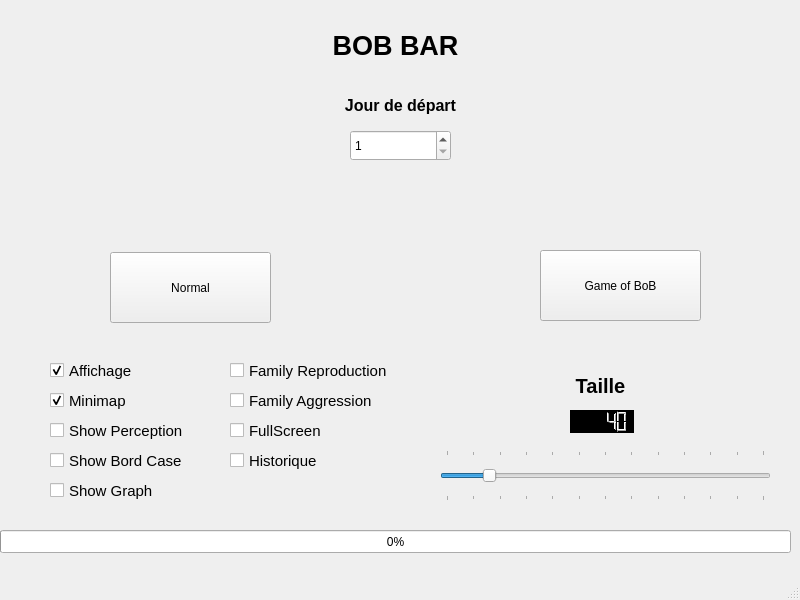
The window that view/Choice.ui (yetanotherf0rked/3a_bobbar) describes before a commit, drawn with Qt 5.
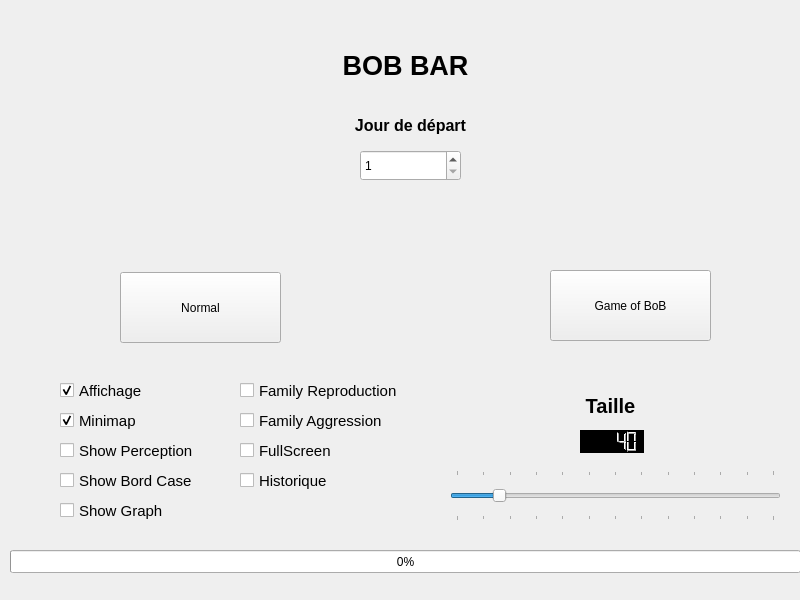
The same window after the commit.

Commit message: Add Settings button.

```diff
--- a/view/Choice.ui
+++ b/view/Choice.ui
@@ -1,7 +1,7 @@
 <?xml version="1.0" encoding="UTF-8"?>
 <ui version="4.0">
- <class>MainWindow</class>
- <widget class="QMainWindow" name="MainWindow">
+ <class>Form</class>
+ <widget class="QWidget" name="Form">
   <property name="geometry">
    <rect>
     <x>0</x>
@@ -13,77 +13,11 @@
   <property name="windowTitle">
    <string>MainWindow</string>
   </property>
-  <widget class="QWidget" name="centralwidget">
-   <widget class="QPushButton" name="pushButton">
-    <property name="geometry">
-     <rect>
-      <x>110</x>
-      <y>252</y>
-      <width>161</width>
-      <height>71</height>
-     </rect>
-    </property>
-    <property name="text">
-     <string>Normal</string>
-    </property>
-   </widget>
-   <widget class="QPushButton" name="pushButton_2">
-    <property name="geometry">
-     <rect>
-      <x>540</x>
-      <y>250</y>
-      <width>161</width>
-      <height>71</height>
-     </rect>
-    </property>
-    <property name="text">
-     <string>Game of BoB</string>
-    </property>
-   </widget>
-   <widget class="QLabel" name="label">
-    <property name="geometry">
-     <rect>
-      <x>300</x>
-      <y>20</y>
-      <width>191</width>
-      <height>51</height>
-     </rect>
-    </property>
-    <property name="font">
-     <font>
-      <pointsize>20</pointsize>
-      <weight>75</weight>
-      <bold>true</bold>
-     </font>
-    </property>
-    <property name="text">
-     <string>BOB BAR</string>
-    </property>
-    <property name="alignment">
-     <set>Qt::AlignCenter</set>
-    </property>
-   </widget>
-   <widget class="QSpinBox" name="Day_Box">
-    <property name="geometry">
-     <rect>
-      <x>350</x>
-      <y>130</y>
-      <width>101</width>
-      <height>31</height>
-     </rect>
-    </property>
-    <property name="minimum">
-     <number>1</number>
-    </property>
-    <property name="maximum">
-     <number>100000</number>
-    </property>
-   </widget>
    <widget class="QLabel" name="label_2">
     <property name="geometry">
      <rect>
-      <x>320</x>
-      <y>80</y>
+     <x>330</x>
+     <y>100</y>
       <width>161</width>
       <height>51</height>
      </rect>
@@ -102,150 +36,11 @@
      <set>Qt::AlignCenter</set>
     </property>
    </widget>
-   <widget class="QProgressBar" name="progressBar">
-    <property name="geometry">
-     <rect>
-      <x>0</x>
-      <y>530</y>
-      <width>791</width>
-      <height>23</height>
-     </rect>
-    </property>
-    <property name="value">
-     <number>0</number>
-    </property>
-   </widget>
-   <widget class="QCheckBox" name="show_Minimap">
-    <property name="geometry">
-     <rect>
-      <x>50</x>
-      <y>390</y>
-      <width>85</width>
-      <height>21</height>
-     </rect>
-    </property>
-    <property name="font">
-     <font>
-      <pointsize>11</pointsize>
-     </font>
-    </property>
-    <property name="text">
-     <string>Minimap</string>
-    </property>
-    <property name="checked">
-     <bool>true</bool>
-    </property>
-   </widget>
-   <widget class="QCheckBox" name="affichage">
-    <property name="geometry">
-     <rect>
-      <x>50</x>
-      <y>360</y>
-      <width>101</width>
-      <height>21</height>
-     </rect>
-    </property>
-    <property name="font">
-     <font>
-      <pointsize>11</pointsize>
-     </font>
-    </property>
-    <property name="text">
-     <string>Affichage</string>
-    </property>
-    <property name="checked">
-     <bool>true</bool>
-    </property>
-   </widget>
-   <widget class="QCheckBox" name="show_Perception">
-    <property name="geometry">
-     <rect>
-      <x>50</x>
-      <y>420</y>
-      <width>151</width>
-      <height>21</height>
-     </rect>
-    </property>
-    <property name="font">
-     <font>
-      <pointsize>11</pointsize>
-     </font>
-    </property>
-    <property name="text">
-     <string>Show Perception</string>
-    </property>
-    <property name="checked">
-     <bool>false</bool>
-    </property>
-   </widget>
-   <widget class="QCheckBox" name="show_Bord_Case">
-    <property name="geometry">
-     <rect>
-      <x>50</x>
-      <y>450</y>
-      <width>151</width>
-      <height>21</height>
-     </rect>
-    </property>
-    <property name="font">
-     <font>
-      <pointsize>11</pointsize>
-     </font>
-    </property>
-    <property name="text">
-     <string>Show Bord Case</string>
-    </property>
-    <property name="checked">
-     <bool>false</bool>
-    </property>
-   </widget>
-   <widget class="QCheckBox" name="family_Reproduction">
-    <property name="geometry">
-     <rect>
-      <x>230</x>
-      <y>360</y>
-      <width>181</width>
-      <height>21</height>
-     </rect>
-    </property>
-    <property name="font">
-     <font>
-      <pointsize>11</pointsize>
-     </font>
-    </property>
-    <property name="text">
-     <string>Family Reproduction</string>
-    </property>
-    <property name="checked">
-     <bool>false</bool>
-    </property>
-   </widget>
-   <widget class="QCheckBox" name="family_Agression">
-    <property name="geometry">
-     <rect>
-      <x>230</x>
-      <y>390</y>
-      <width>161</width>
-      <height>21</height>
-     </rect>
-    </property>
-    <property name="font">
-     <font>
-      <pointsize>11</pointsize>
-     </font>
-    </property>
-    <property name="text">
-     <string>Family Aggression</string>
-    </property>
-    <property name="checked">
-     <bool>false</bool>
-    </property>
-   </widget>
    <widget class="QCheckBox" name="fullscreen">
     <property name="geometry">
      <rect>
-      <x>230</x>
-      <y>420</y>
+     <x>240</x>
+     <y>440</y>
       <width>161</width>
       <height>21</height>
      </rect>
@@ -265,8 +60,8 @@
    <widget class="QCheckBox" name="historique">
     <property name="geometry">
      <rect>
-      <x>230</x>
-      <y>450</y>
+     <x>240</x>
+     <y>470</y>
       <width>161</width>
       <height>21</height>
      </rect>
@@ -283,51 +78,11 @@
      <bool>false</bool>
     </property>
    </widget>
-   <widget class="QSlider" name="horizontalSlider">
-    <property name="geometry">
-     <rect>
-      <x>440</x>
-      <y>450</y>
-      <width>331</width>
-      <height>51</height>
-     </rect>
-    </property>
-    <property name="focusPolicy">
-     <enum>Qt::StrongFocus</enum>
-    </property>
-    <property name="contextMenuPolicy">
-     <enum>Qt::DefaultContextMenu</enum>
-    </property>
-    <property name="maximum">
-     <number>300</number>
-    </property>
-    <property name="pageStep">
-     <number>1</number>
-    </property>
-    <property name="value">
-     <number>40</number>
-    </property>
-    <property name="orientation">
-     <enum>Qt::Horizontal</enum>
-    </property>
-    <property name="invertedAppearance">
-     <bool>false</bool>
-    </property>
-    <property name="invertedControls">
-     <bool>false</bool>
-    </property>
-    <property name="tickPosition">
-     <enum>QSlider::TicksBothSides</enum>
-    </property>
-    <property name="tickInterval">
-     <number>25</number>
-    </property>
-   </widget>
    <widget class="QLCDNumber" name="taille">
     <property name="geometry">
      <rect>
-      <x>570</x>
-      <y>410</y>
+     <x>580</x>
+     <y>430</y>
       <width>64</width>
       <height>23</height>
      </rect>
@@ -361,11 +116,276 @@
      <double>40.000000000000000</double>
     </property>
    </widget>
+  <widget class="QSlider" name="horizontalSlider">
+   <property name="geometry">
+    <rect>
+     <x>450</x>
+     <y>470</y>
+     <width>331</width>
+     <height>51</height>
+    </rect>
+   </property>
+   <property name="focusPolicy">
+    <enum>Qt::StrongFocus</enum>
+   </property>
+   <property name="contextMenuPolicy">
+    <enum>Qt::DefaultContextMenu</enum>
+   </property>
+   <property name="maximum">
+    <number>300</number>
+   </property>
+   <property name="pageStep">
+    <number>1</number>
+   </property>
+   <property name="value">
+    <number>40</number>
+   </property>
+   <property name="orientation">
+    <enum>Qt::Horizontal</enum>
+   </property>
+   <property name="invertedAppearance">
+    <bool>false</bool>
+   </property>
+   <property name="invertedControls">
+    <bool>false</bool>
+   </property>
+   <property name="tickPosition">
+    <enum>QSlider::TicksBothSides</enum>
+   </property>
+   <property name="tickInterval">
+    <number>25</number>
+   </property>
+  </widget>
+  <widget class="QProgressBar" name="progressBar">
+   <property name="geometry">
+    <rect>
+     <x>10</x>
+     <y>550</y>
+     <width>791</width>
+     <height>23</height>
+    </rect>
+   </property>
+   <property name="value">
+    <number>0</number>
+   </property>
+  </widget>
+  <widget class="QCheckBox" name="show_grpah">
+   <property name="geometry">
+    <rect>
+     <x>60</x>
+     <y>500</y>
+     <width>151</width>
+     <height>21</height>
+    </rect>
+   </property>
+   <property name="font">
+    <font>
+     <pointsize>11</pointsize>
+    </font>
+   </property>
+   <property name="text">
+    <string>Show Graph</string>
+   </property>
+   <property name="checked">
+    <bool>false</bool>
+   </property>
+  </widget>
+  <widget class="QPushButton" name="pushButton">
+   <property name="geometry">
+    <rect>
+     <x>120</x>
+     <y>272</y>
+     <width>161</width>
+     <height>71</height>
+    </rect>
+   </property>
+   <property name="text">
+    <string>Normal</string>
+   </property>
+  </widget>
+  <widget class="QCheckBox" name="affichage">
+   <property name="geometry">
+    <rect>
+     <x>60</x>
+     <y>380</y>
+     <width>101</width>
+     <height>21</height>
+    </rect>
+   </property>
+   <property name="font">
+    <font>
+     <pointsize>11</pointsize>
+    </font>
+   </property>
+   <property name="text">
+    <string>Affichage</string>
+   </property>
+   <property name="checked">
+    <bool>true</bool>
+   </property>
+  </widget>
+  <widget class="QPushButton" name="pushButton_2">
+   <property name="geometry">
+    <rect>
+     <x>550</x>
+     <y>270</y>
+     <width>161</width>
+     <height>71</height>
+    </rect>
+   </property>
+   <property name="text">
+    <string>Game of BoB</string>
+   </property>
+  </widget>
+  <widget class="QLabel" name="label">
+   <property name="geometry">
+    <rect>
+     <x>310</x>
+     <y>40</y>
+     <width>191</width>
+     <height>51</height>
+    </rect>
+   </property>
+   <property name="font">
+    <font>
+     <pointsize>20</pointsize>
+     <weight>75</weight>
+     <bold>true</bold>
+    </font>
+   </property>
+   <property name="text">
+    <string>BOB BAR</string>
+   </property>
+   <property name="alignment">
+    <set>Qt::AlignCenter</set>
+   </property>
+  </widget>
+  <widget class="QCheckBox" name="family_Agression">
+   <property name="geometry">
+    <rect>
+     <x>240</x>
+     <y>410</y>
+     <width>161</width>
+     <height>21</height>
+    </rect>
+   </property>
+   <property name="font">
+    <font>
+     <pointsize>11</pointsize>
+    </font>
+   </property>
+   <property name="text">
+    <string>Family Aggression</string>
+   </property>
+   <property name="checked">
+    <bool>false</bool>
+   </property>
+  </widget>
+  <widget class="QSpinBox" name="Day_Box">
+   <property name="geometry">
+    <rect>
+     <x>360</x>
+     <y>150</y>
+     <width>101</width>
+     <height>31</height>
+    </rect>
+   </property>
+   <property name="minimum">
+    <number>1</number>
+   </property>
+   <property name="maximum">
+    <number>100000</number>
+   </property>
+  </widget>
+  <widget class="QCheckBox" name="show_Perception">
+   <property name="geometry">
+    <rect>
+     <x>60</x>
+     <y>440</y>
+     <width>151</width>
+     <height>21</height>
+    </rect>
+   </property>
+   <property name="font">
+    <font>
+     <pointsize>11</pointsize>
+    </font>
+   </property>
+   <property name="text">
+    <string>Show Perception</string>
+   </property>
+   <property name="checked">
+    <bool>false</bool>
+   </property>
+  </widget>
+  <widget class="QCheckBox" name="show_Minimap">
+   <property name="geometry">
+    <rect>
+     <x>60</x>
+     <y>410</y>
+     <width>85</width>
+     <height>21</height>
+    </rect>
+   </property>
+   <property name="font">
+    <font>
+     <pointsize>11</pointsize>
+    </font>
+   </property>
+   <property name="text">
+    <string>Minimap</string>
+   </property>
+   <property name="checked">
+    <bool>true</bool>
+   </property>
+  </widget>
+  <widget class="QCheckBox" name="show_Bord_Case">
+   <property name="geometry">
+    <rect>
+     <x>60</x>
+     <y>470</y>
+     <width>151</width>
+     <height>21</height>
+    </rect>
+   </property>
+   <property name="font">
+    <font>
+     <pointsize>11</pointsize>
+    </font>
+   </property>
+   <property name="text">
+    <string>Show Bord Case</string>
+   </property>
+   <property name="checked">
+    <bool>false</bool>
+   </property>
+  </widget>
+  <widget class="QCheckBox" name="family_Reproduction">
+   <property name="geometry">
+    <rect>
+     <x>240</x>
+     <y>380</y>
+     <width>181</width>
+     <height>21</height>
+    </rect>
+   </property>
+   <property name="font">
+    <font>
+     <pointsize>11</pointsize>
+    </font>
+   </property>
+   <property name="text">
+    <string>Family Reproduction</string>
+   </property>
+   <property name="checked">
+    <bool>false</bool>
+   </property>
+  </widget>
    <widget class="QLabel" name="label_3">
     <property name="geometry">
      <rect>
-      <x>480</x>
-      <y>360</y>
+     <x>490</x>
+     <y>380</y>
       <width>241</width>
       <height>51</height>
      </rect>
@@ -384,39 +404,6 @@
      <set>Qt::AlignCenter</set>
     </property>
    </widget>
-   <widget class="QCheckBox" name="show_grpah">
-    <property name="geometry">
-     <rect>
-      <x>50</x>
-      <y>480</y>
-      <width>151</width>
-      <height>21</height>
-     </rect>
-    </property>
-    <property name="font">
-     <font>
-      <pointsize>11</pointsize>
-     </font>
-    </property>
-    <property name="text">
-     <string>Show Graph</string>
-    </property>
-    <property name="checked">
-     <bool>false</bool>
-    </property>
-   </widget>
-  </widget>
-  <widget class="QStatusBar" name="statusbar"/>
-  <widget class="QMenuBar" name="menubar">
-   <property name="geometry">
-    <rect>
-     <x>0</x>
-     <y>0</y>
-     <width>800</width>
-     <height>20</height>
-    </rect>
-   </property>
-  </widget>
  </widget>
  <resources/>
  <connections>
```
Left out of the diff: 71 changed lines with no effect on the pictures. Lines whose indentation alone changed are shown as unchanged. The commit also changes 7 other files.
